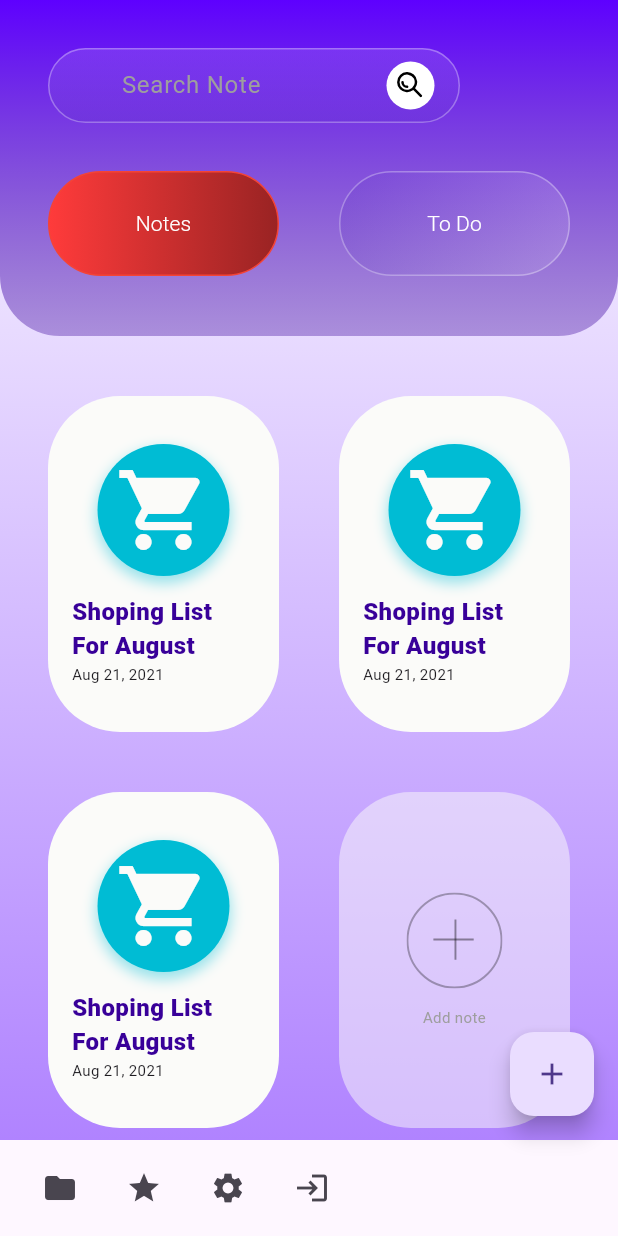
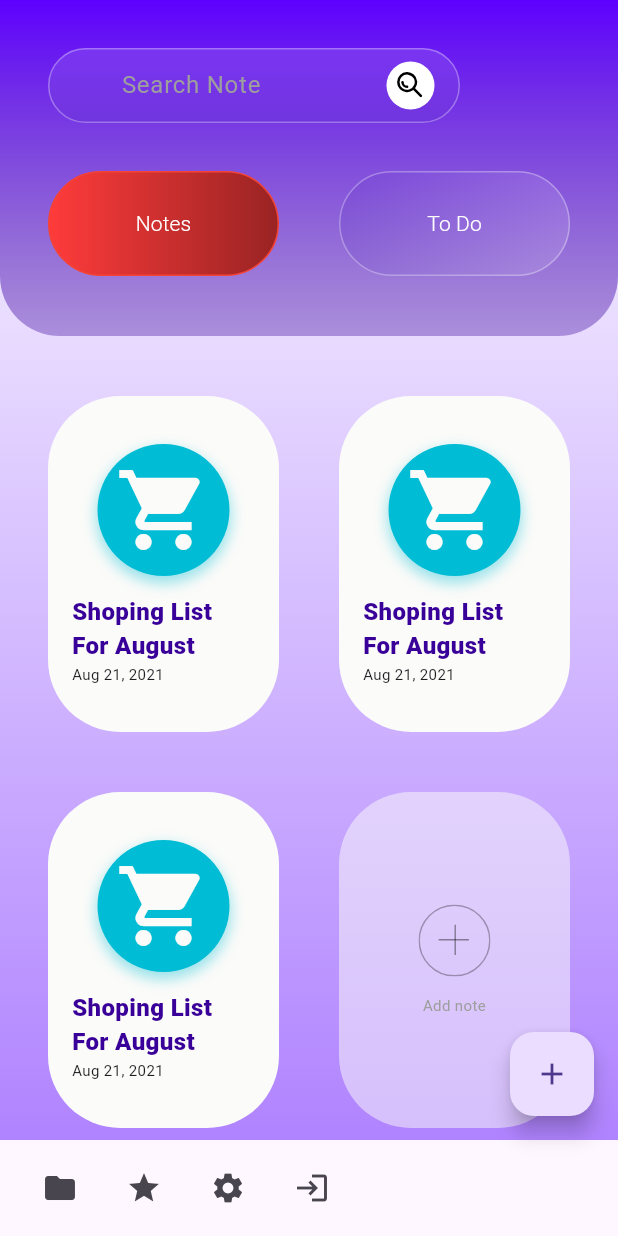
Before and after one commit to Quikler/quik-note, a Flutter app: the screen it shows after launch, on a phone screen of 412 x 824 dp. Run offline on Flutter 3.47's test engine with Material 3 defaults, Android fonts, the phone set to English and light mode, and no system bars; our stand-ins replace flutter_svg, sqflite, sqflite_common_ffi; accounts and stored records are empty.

Commit message:
refactor: Add AddNoteCard maxHeight 200 and auto height infinity

```diff
--- a/lib/widgets/add_note_card.dart
+++ b/lib/widgets/add_note_card.dart
@@ -3,7 +3,9 @@ import 'package:flutter_svg/flutter_svg.dart';
 import 'package:quik_note/svgs/common.dart';
 
 class AddNoteCard extends StatefulWidget {
-  const AddNoteCard({super.key});
+  final double maxHeight;
+
+  const AddNoteCard({super.key, this.maxHeight = 200});
 
   @override
   State<StatefulWidget> createState() => _AddNoteCardState();
@@ -13,6 +15,8 @@ class _AddNoteCardState extends State<AddNoteCard> {
   @override
   Widget build(BuildContext context) {
     return Container(
+      height: double.infinity,
+      constraints: BoxConstraints(maxHeight: widget.maxHeight),
       padding: EdgeInsets.symmetric(vertical: 32, horizontal: 16),
       decoration: BoxDecoration(
         color: Color(0x80FBFBF9),
@@ -25,7 +29,7 @@ class _AddNoteCardState extends State<AddNoteCard> {
         children: [
           Container(
             alignment: Alignment.center,
-            child: SvgPicture.string(plusCircleSvg, width: 64),
+            child: SvgPicture.string(plusCircleSvg, width: 48),
           ),
           Column(
             crossAxisAlignment: CrossAxisAlignment.stretch,
```
